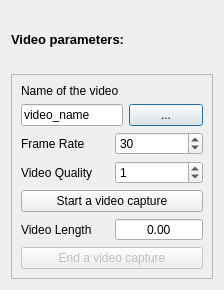
Above: src/DesignerDialogRecorder.ui from NicolasRannou/TrackVisualization before the change. Below: the same form after it.
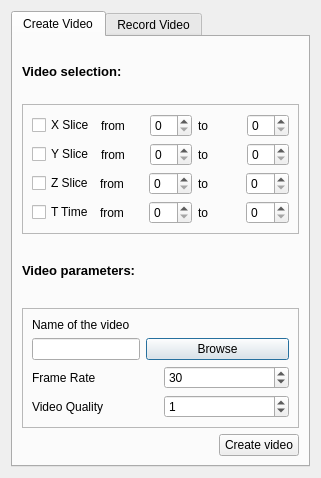
That is the form after the change.

Commit message: ADD: A dialog box for video recording in gofigure      signals to gofigure must be added      progess dialog must be added      buttons must be disabled when processing (not necessary if progress dialog?)

What changed in the file:
```diff
--- a/src/DesignerDialogRecorder.ui
+++ b/src/DesignerDialogRecorder.ui
@@ -6,19 +6,186 @@
    <rect>
     <x>0</x>
     <y>0</y>
-    <width>224</width>
-    <height>290</height>
+    <width>321</width>
+    <height>478</height>
    </rect>
   </property>
   <property name="windowTitle">
    <string>Dialog</string>
   </property>
-  <layout class="QGridLayout" name="gridLayout">
+  <layout class="QGridLayout" name="gridLayout_18">
    <item row="0" column="0">
-    <layout class="QGridLayout" name="gridLayout_15">
+    <widget class="QTabWidget" name="tabVideoWidget">
+     <property name="currentIndex">
+      <number>0</number>
+     </property>
+     <widget class="QWidget" name="tabVideoMethod1">
+      <attribute name="title">
+       <string>Create Video</string>
+      </attribute>
+      <layout class="QGridLayout" name="gridLayout_17">
      <item row="0" column="0">
+        <layout class="QGridLayout" name="gridLayout_16">
+         <item row="0" column="0">
+          <layout class="QGridLayout" name="gridLayout_12">
+           <item row="0" column="0">
+            <widget class="QLabel" name="label_12">
+             <property name="text">
+              <string>&lt;!DOCTYPE HTML PUBLIC &quot;-//W3C//DTD HTML 4.0//EN&quot; &quot;http://www.w3.org/TR/REC-html40/strict.dtd&quot;&gt;
+&lt;html&gt;&lt;head&gt;&lt;meta name=&quot;qrichtext&quot; content=&quot;1&quot; /&gt;&lt;style type=&quot;text/css&quot;&gt;
+p, li { white-space: pre-wrap; }
+&lt;/style&gt;&lt;/head&gt;&lt;body style=&quot; font-family:'Sans'; font-size:10pt; font-weight:400; font-style:normal;&quot;&gt;
+&lt;p style=&quot; margin-top:0px; margin-bottom:0px; margin-left:0px; margin-right:0px; -qt-block-indent:0; text-indent:0px;&quot;&gt;&lt;span style=&quot; font-weight:600;&quot;&gt;Video selection:&lt;/span&gt;&lt;/p&gt;&lt;/body&gt;&lt;/html&gt;</string>
+             </property>
+            </widget>
+           </item>
+           <item row="1" column="0">
+            <widget class="QFrame" name="frame">
+             <property name="frameShape">
+              <enum>QFrame::StyledPanel</enum>
+             </property>
+             <property name="frameShadow">
+              <enum>QFrame::Raised</enum>
+             </property>
+             <layout class="QGridLayout" name="gridLayout_9">
+              <item row="0" column="0">
+               <layout class="QGridLayout" name="gridLayout_8">
+                <item row="0" column="0">
+                 <layout class="QGridLayout" name="gridLayout_7">
+                  <item row="0" column="0">
+                   <widget class="QCheckBox" name="xSliceCheckBox">
+                    <property name="text">
+                     <string>X Slice</string>
+                    </property>
+                   </widget>
+                  </item>
+                  <item row="0" column="1">
+                   <widget class="QLabel" name="label">
+                    <property name="text">
+                     <string>from</string>
+                    </property>
+                   </widget>
+                  </item>
+                  <item row="0" column="2">
+                   <widget class="QSpinBox" name="xSpinMin"/>
+                  </item>
+                  <item row="0" column="3">
+                   <widget class="QLabel" name="label_5">
+                    <property name="text">
+                     <string>to</string>
+                    </property>
+                   </widget>
+                  </item>
+                  <item row="0" column="4">
+                   <widget class="QSpinBox" name="xSpinMax"/>
+                  </item>
+                 </layout>
+                </item>
+                <item row="1" column="0">
+                 <layout class="QGridLayout" name="gridLayout_6">
+                  <item row="0" column="0">
+                   <widget class="QCheckBox" name="ySliceCheckBox">
+                    <property name="text">
+                     <string>Y Slice</string>
+                    </property>
+                   </widget>
+                  </item>
+                  <item row="0" column="1">
+                   <widget class="QLabel" name="label_2">
+                    <property name="text">
+                     <string>from</string>
+                    </property>
+                   </widget>
+                  </item>
+                  <item row="0" column="2">
+                   <widget class="QSpinBox" name="ySpinMin"/>
+                  </item>
+                  <item row="0" column="3">
+                   <widget class="QLabel" name="label_6">
+                    <property name="text">
+                     <string>to</string>
+                    </property>
+                   </widget>
+                  </item>
+                  <item row="0" column="4">
+                   <widget class="QSpinBox" name="ySpinMax"/>
+                  </item>
+                 </layout>
+                </item>
+                <item row="2" column="0">
+                 <layout class="QGridLayout" name="gridLayout_5">
+                  <item row="0" column="0">
+                   <widget class="QCheckBox" name="zSliceCheckBox">
+                    <property name="text">
+                     <string>Z Slice</string>
+                    </property>
+                   </widget>
+                  </item>
+                  <item row="0" column="1">
+                   <widget class="QLabel" name="label_3">
+                    <property name="text">
+                     <string>from</string>
+                    </property>
+                   </widget>
+                  </item>
+                  <item row="0" column="2">
+                   <widget class="QSpinBox" name="zSpinMin"/>
+                  </item>
+                  <item row="0" column="3">
+                   <widget class="QLabel" name="label_7">
+                    <property name="text">
+                     <string>to</string>
+                    </property>
+                   </widget>
+                  </item>
+                  <item row="0" column="4">
+                   <widget class="QSpinBox" name="zSpinMax"/>
+                  </item>
+                 </layout>
+                </item>
+                <item row="3" column="0">
+                 <layout class="QGridLayout" name="gridLayout_3">
+                  <item row="0" column="0">
+                   <widget class="QCheckBox" name="tSliceCheckBox">
+                    <property name="text">
+                     <string>T Time</string>
+                    </property>
+                   </widget>
+                  </item>
+                  <item row="0" column="1">
+                   <widget class="QLabel" name="label_4">
+                    <property name="text">
+                     <string>from</string>
+                    </property>
+                   </widget>
+                  </item>
+                  <item row="0" column="2">
+                   <widget class="QSpinBox" name="tSpinMin"/>
+                  </item>
+                  <item row="0" column="3">
       <widget class="QLabel" name="label_8">
        <property name="text">
+                     <string>to</string>
+                    </property>
+                   </widget>
+                  </item>
+                  <item row="0" column="4">
+                   <widget class="QSpinBox" name="tSpinMax"/>
+                  </item>
+                 </layout>
+                </item>
+               </layout>
+              </item>
+             </layout>
+            </widget>
+           </item>
+          </layout>
+         </item>
+         <item row="1" column="0">
+          <layout class="QGridLayout" name="gridLayout">
+           <item row="0" column="0">
+            <widget class="QLabel" name="label_9">
+             <property name="text">
         <string>&lt;!DOCTYPE HTML PUBLIC &quot;-//W3C//DTD HTML 4.0//EN&quot; &quot;http://www.w3.org/TR/REC-html40/strict.dtd&quot;&gt;
 &lt;html&gt;&lt;head&gt;&lt;meta name=&quot;qrichtext&quot; content=&quot;1&quot; /&gt;&lt;style type=&quot;text/css&quot;&gt;
 p, li { white-space: pre-wrap; }
@@ -59,7 +226,7 @@
                <string/>
               </property>
               <property name="text">
-               <string>video_name</string>
+                     <string/>
               </property>
              </widget>
             </item>
@@ -78,7 +245,7 @@
                <enum>Qt::DefaultContextMenu</enum>
               </property>
               <property name="text">
-               <string>...</string>
+                     <string>Browse</string>
               </property>
               <property name="iconSize">
                <size>
@@ -93,7 +260,7 @@
           <item row="2" column="0">
            <layout class="QGridLayout" name="gridLayout_11">
             <item row="0" column="0">
-             <widget class="QLabel" name="label_5">
+                   <widget class="QLabel" name="label_10">
               <property name="text">
                <string>Frame Rate</string>
               </property>
@@ -111,7 +278,7 @@
           <item row="3" column="0">
            <layout class="QGridLayout" name="gridLayout_4">
             <item row="0" column="0">
-             <widget class="QLabel" name="label_4">
+                   <widget class="QLabel" name="label_11">
               <property name="text">
                <string>Video Quality</string>
               </property>
@@ -132,56 +299,51 @@
             </item>
            </layout>
           </item>
-          <item row="4" column="0">
+               </layout>
+              </item>
+             </layout>
+            </widget>
+           </item>
+          </layout>
+         </item>
+         <item row="2" column="0">
+          <layout class="QGridLayout" name="gridLayout_15">
+           <item row="0" column="0">
+            <layout class="QGridLayout" name="gridLayout_13">
+             <item row="0" column="0">
+              <spacer name="horizontalSpacer">
+               <property name="orientation">
+                <enum>Qt::Horizontal</enum>
+               </property>
+               <property name="sizeHint" stdset="0">
+                <size>
+                 <width>40</width>
+                 <height>20</height>
+                </size>
+               </property>
+              </spacer>
+             </item>
+             <item row="0" column="1">
            <widget class="QPushButton" name="startVideo">
             <property name="text">
-             <string>Start a video capture</string>
+                <string>Create video</string>
             </property>
            </widget>
           </item>
-          <item row="5" column="0">
-           <layout class="QGridLayout" name="gridLayout_12">
-            <item row="0" column="0">
-             <widget class="QLabel" name="label_9">
-              <property name="text">
-               <string>Video Length</string>
-              </property>
-             </widget>
-            </item>
-            <item row="0" column="1">
-             <widget class="QDoubleSpinBox" name="videoLength">
-              <property name="wrapping">
-               <bool>false</bool>
-              </property>
-              <property name="alignment">
-               <set>Qt::AlignCenter</set>
-              </property>
-              <property name="readOnly">
-               <bool>true</bool>
-              </property>
-              <property name="buttonSymbols">
-               <enum>QAbstractSpinBox::NoButtons</enum>
-              </property>
-             </widget>
-            </item>
-           </layout>
-          </item>
-          <item row="6" column="0">
-           <widget class="QPushButton" name="endVideo">
-            <property name="enabled">
-             <bool>false</bool>
-            </property>
-            <property name="text">
-             <string>End a video capture</string>
-            </property>
-           </widget>
-          </item>
+            </layout>
+           </item>
          </layout>
         </item>
        </layout>
-      </widget>
-     </item>
-    </layout>
+       </item>
+      </layout>
+     </widget>
+     <widget class="QWidget" name="tabVideoMethod2">
+      <attribute name="title">
+       <string>Record Video</string>
+      </attribute>
+     </widget>
+    </widget>
    </item>
   </layout>
  </widget>
```
Left out of the diff: 4 changed lines with no effect on the pictures. Lines whose indentation alone changed are shown as unchanged. The commit also changes 6 other files.
